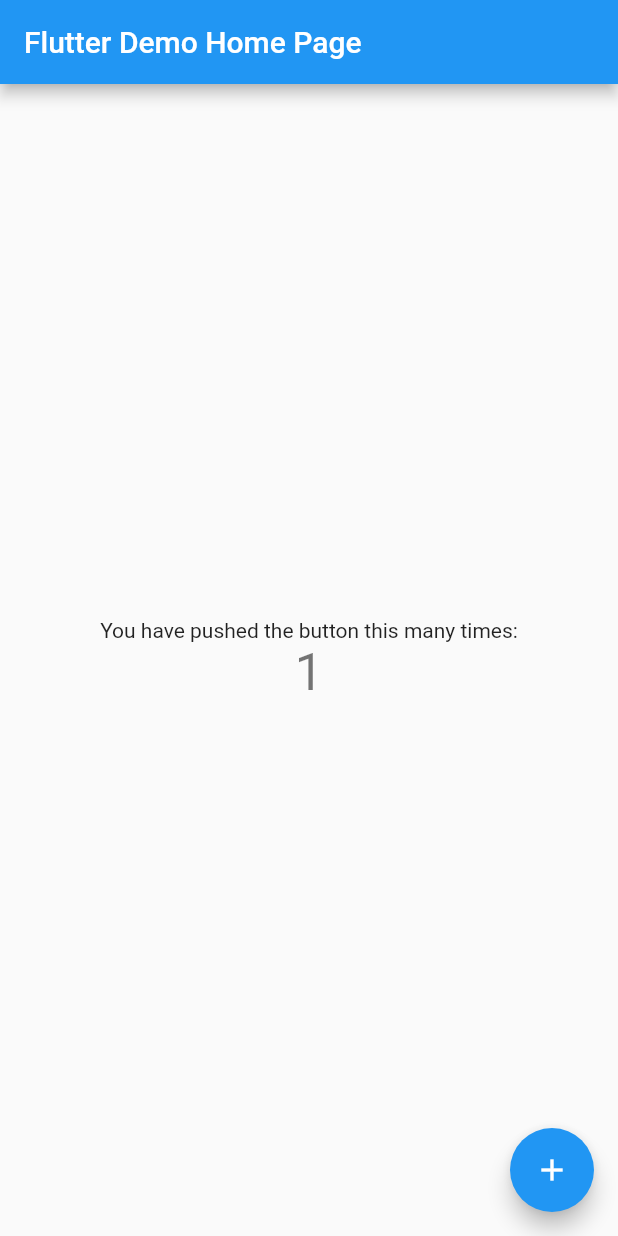
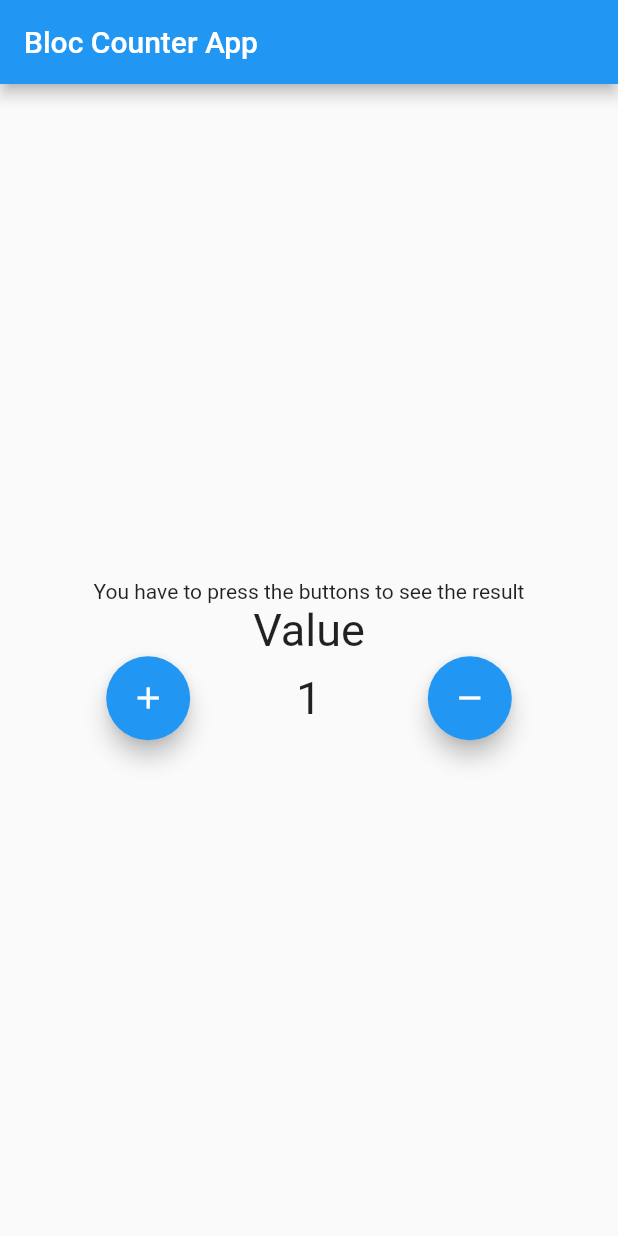
Before and after one commit to navodRathnayake/Flutter-bloc-, a Flutter app: the screen it shows after launch, after a tap on the "add" icon, on a phone screen of 412 x 824 dp. Run offline on Flutter 3.47's test engine with Material 2 defaults, Android fonts, the light colour scheme and no system bars; our stand-ins replace bloc, flutter_bloc.

Commit message:
added state management-cubit

```diff
--- /dev/null
+++ b/lib/logic/Cubit/Counter/counter_cubit.dart
@@ -0,0 +1,14 @@
+import 'package:bloc/bloc.dart';
+import 'package:meta/meta.dart';
+
+part 'counter_state.dart';
+
+class CounterCubit extends Cubit<CounterState> {
+  CounterCubit() : super(CounterInitial(counterValue: 0, isIncremented: false));
+
+  void increment() => emit(OnPressedCounterState(
+      counterValue: state.counterValue + 1, isIncremented: true));
+
+  void decrement() => emit(OnPressedCounterState(
+      counterValue: state.counterValue - 1, isIncremented: false));
+}
--- /dev/null
+++ b/lib/logic/Cubit/Counter/counter_state.dart
@@ -0,0 +1,26 @@
+part of 'counter_cubit.dart';
+
+abstract class CounterState {
+  late int counterValue;
+  late bool isIncremented;
+}
+
+class CounterInitial implements CounterState {
+  @override
+  int counterValue;
+
+  @override
+  bool isIncremented;
+  CounterInitial({required this.counterValue, required this.isIncremented});
+}
+
+class OnPressedCounterState implements CounterState {
+  @override
+  int counterValue;
+
+  @override
+  bool isIncremented;
+
+  OnPressedCounterState(
+      {required this.counterValue, required this.isIncremented});
+}
--- /dev/null
+++ b/lib/logic/Cubit/export_counter.dart
@@ -0,0 +1,2 @@
+export 'package:bloc_counter/logic/Cubit/Counter/counter_cubit.dart';
+// export the library
--- a/lib/main.dart
+++ b/lib/main.dart
@@ -1,115 +1,26 @@
+import 'package:bloc_counter/logic/Cubit/Counter/counter_cubit.dart';
+import 'package:bloc_counter/presentation/my_home.dart';
 import 'package:flutter/material.dart';
+import 'package:flutter_bloc/flutter_bloc.dart';
 
-void main() {
+void main(List<String> args) {
   runApp(const MyApp());
 }
 
 class MyApp extends StatelessWidget {
   const MyApp({super.key});
 
-  // This widget is the root of your application.
   @override
   Widget build(BuildContext context) {
-    return MaterialApp(
-      title: 'Flutter Demo',
-      theme: ThemeData(
-        // This is the theme of your application.
-        //
-        // Try running your application with "flutter run". You'll see the
-        // application has a blue toolbar. Then, without quitting the app, try
-        // changing the primarySwatch below to Colors.green and then invoke
-        // "hot reload" (press "r" in the console where you ran "flutter run",
-        // or simply save your changes to "hot reload" in a Flutter IDE).
-        // Notice that the counter didn't reset back to zero; the application
-        // is not restarted.
-        primarySwatch: Colors.blue,
+    return BlocProvider(
+      create: (context) => CounterCubit(),
+      child: MaterialApp(
+        title: 'Counter Bloc',
+        theme: ThemeData.light(),
+        darkTheme: ThemeData.dark(),
+        themeMode: ThemeMode.light,
+        home: const MyHome(),
       ),
-      home: const MyHomePage(title: 'Flutter Demo Home Page'),
     );
   }
 }
-
-class MyHomePage extends StatefulWidget {
-  const MyHomePage({super.key, required this.title});
-
-  // This widget is the home page of your application. It is stateful, meaning
-  // that it has a State object (defined below) that contains fields that affect
-  // how it looks.
-
-  // This class is the configuration for the state. It holds the values (in this
-  // case the title) provided by the parent (in this case the App widget) and
-  // used by the build method of the State. Fields in a Widget subclass are
-  // always marked "final".
-
-  final String title;
-
-  @override
-  State<MyHomePage> createState() => _MyHomePageState();
-}
-
-class _MyHomePageState extends State<MyHomePage> {
-  int _counter = 0;
-
-  void _incrementCounter() {
-    setState(() {
-      // This call to setState tells the Flutter framework that something has
-      // changed in this State, which causes it to rerun the build method below
-      // so that the display can reflect the updated values. If we changed
-      // _counter without calling setState(), then the build method would not be
-      // called again, and so nothing would appear to happen.
-      _counter++;
-    });
-  }
-
-  @override
-  Widget build(BuildContext context) {
-    // This method is rerun every time setState is called, for instance as done
-    // by the _incrementCounter method above.
-    //
-    // The Flutter framework has been optimized to make rerunning build methods
-    // fast, so that you can just rebuild anything that needs updating rather
-    // than having to individually change instances of widgets.
-    return Scaffold(
-      appBar: AppBar(
-        // Here we take the value from the MyHomePage object that was created by
-        // the App.build method, and use it to set our appbar title.
-        title: Text(widget.title),
-      ),
-      body: Center(
-        // Center is a layout widget. It takes a single child and positions it
-        // in the middle of the parent.
-        child: Column(
-          // Column is also a layout widget. It takes a list of children and
-          // arranges them vertically. By default, it sizes itself to fit its
-          // children horizontally, and tries to be as tall as its parent.
-          //
-          // Invoke "debug painting" (press "p" in the console, choose the
-          // "Toggle Debug Paint" action from the Flutter Inspector in Android
-          // Studio, or the "Toggle Debug Paint" command in Visual Studio Code)
-          // to see the wireframe for each widget.
-          //
-          // Column has various properties to control how it sizes itself and
-          // how it positions its children. Here we use mainAxisAlignment to
-          // center the children vertically; the main axis here is the vertical
-          // axis because Columns are vertical (the cross axis would be
-          // horizontal).
-          mainAxisAlignment: MainAxisAlignment.center,
-          children: <Widget>[
-            const Text(
-              'You have pushed the button this many times:',
-            ),
-            Text(
-              '$_counter',
-              style: Theme.of(context).textTheme.headline4,
-            ),
-          ],
-        ),
-      ),
-      floatingActionButton: FloatingActionButton(
-        onPressed: _incrementCounter,
-        tooltip: 'Increment',
-        child: const Icon(Icons.add),
-      ), // This trailing comma makes auto-formatting nicer for build methods.
-    );
-  }
-}
--- /dev/null
+++ b/lib/presentation/my_home.dart
@@ -0,0 +1,73 @@
+library my_home;
+
+import 'package:bloc_counter/logic/Cubit/Counter/counter_cubit.dart';
+import 'package:flutter/material.dart';
+import 'package:flutter/src/widgets/container.dart';
+import 'package:flutter/src/widgets/framework.dart';
+import 'package:flutter_bloc/flutter_bloc.dart';
+
+class MyHome extends StatefulWidget {
+  const MyHome({super.key});
+
+  @override
+  State<MyHome> createState() => _MyHomeState();
+}
+
+class _MyHomeState extends State<MyHome> {
+  @override
+  Widget build(BuildContext context) {
+    return Scaffold(
+      appBar: AppBar(
+        title: const Text('Bloc Counter App', style: TextStyle(fontSize: 20)),
+      ),
+      body: BlocListener<CounterCubit, CounterState>(
+        listener: (context, state) {
+          late final SnackBar snackBar;
+          if (state.isIncremented == true) {
+            snackBar = const SnackBar(
+              content: Text('Incremented!'),
+              duration: Duration(milliseconds: 1),
+            );
+            ScaffoldMessenger.of(context).showSnackBar(snackBar);
+          } else if (state.isIncremented == false) {
+            snackBar = const SnackBar(
+              content: Text('decremented!'),
+              duration: Duration(milliseconds: 1),
+            );
+            ScaffoldMessenger.of(context).showSnackBar(snackBar);
+          }
+        },
+        child: SafeArea(
+          child: Column(
+            mainAxisAlignment: MainAxisAlignment.center,
+            children: [
+              const Text('You have to press the buttons to see the result'),
+              const Text('Value', style: TextStyle(fontSize: 30)),
+              Row(
+                mainAxisAlignment: MainAxisAlignment.spaceEvenly,
+                children: [
+                  FloatingActionButton(
+                      child: const Icon(Icons.add),
+                      onPressed: () {
+                        BlocProvider.of<CounterCubit>(context).increment();
+                      }),
+                  BlocBuilder<CounterCubit, CounterState>(
+                    builder: (context, state) {
+                      return Text(state.counterValue.toString(),
+                          style: const TextStyle(fontSize: 30));
+                    },
+                  ),
+                  FloatingActionButton(
+                      child: const Icon(Icons.remove),
+                      onPressed: () {
+                        BlocProvider.of<CounterCubit>(context).decrement();
+                      }),
+                ],
+              ),
+            ],
+          ),
+        ),
+      ),
+    );
+  }
+}
--- a/pubspec.yaml
+++ b/pubspec.yaml
@@ -36,6 +36,7 @@
   # The following adds the Cupertino Icons font to your application.
   # Use with the CupertinoIcons class for iOS style icons.
   cupertino_icons: ^1.0.2
+  flutter_bloc: ^8.1.1
 
 dev_dependencies:
   flutter_test:
```
Also changed, not shown: pubspec.lock.
